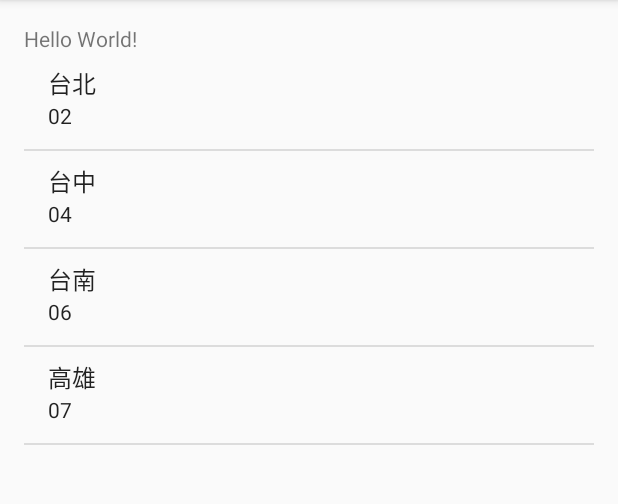
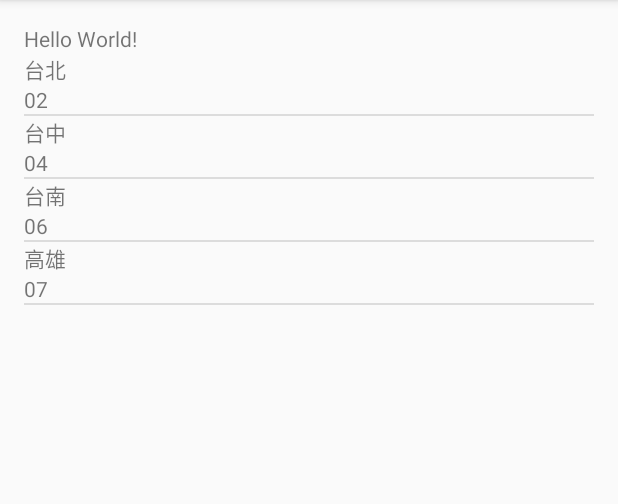
Before and after one commit to albert0131/YVD111004, an Android app: the screen it shows after launch (MainActivity), on a phone screen of 412 x 824 dp, the part 84-588 px from its top. Run offline under Robolectric (Android 15) with nearby library versions, the phone set to English and light mode, and no system bars.

Commit message:
new myitem layout

```diff
--- a/app/src/main/java/com/example/user/yvd111004/MainActivity.java
+++ b/app/src/main/java/com/example/user/yvd111004/MainActivity.java
@@ -39,9 +39,9 @@ public class MainActivity extends AppCompatActivity {
         }
 
         SimpleAdapter adapter = new SimpleAdapter(MainActivity.this,
-                mylist, android.R.layout.simple_list_item_2,
+                mylist, R.layout.myitem,
                 new String[] {"city", "code"},
-                new int[] {android.R.id.text1, android.R.id.text2});
+                new int[] {R.id.textView, R.id.textView2});
 
 
         lv.setAdapter(adapter);
--- /dev/null
+++ b/app/src/main/res/layout/myitem.xml
@@ -0,0 +1,18 @@
+<?xml version="1.0" encoding="utf-8"?>
+<LinearLayout xmlns:android="http://schemas.android.com/apk/res/android"
+    android:orientation="vertical" android:layout_width="match_parent"
+    android:layout_height="match_parent">
+
+    <TextView
+        android:text="TextView"
+        android:layout_width="match_parent"
+        android:layout_height="wrap_content"
+        android:id="@+id/textView" />
+
+    <TextView
+        android:text="TextView"
+        android:layout_width="match_parent"
+        android:layout_height="wrap_content"
+        android:id="@+id/textView2" />
+
+</LinearLayout>
```
